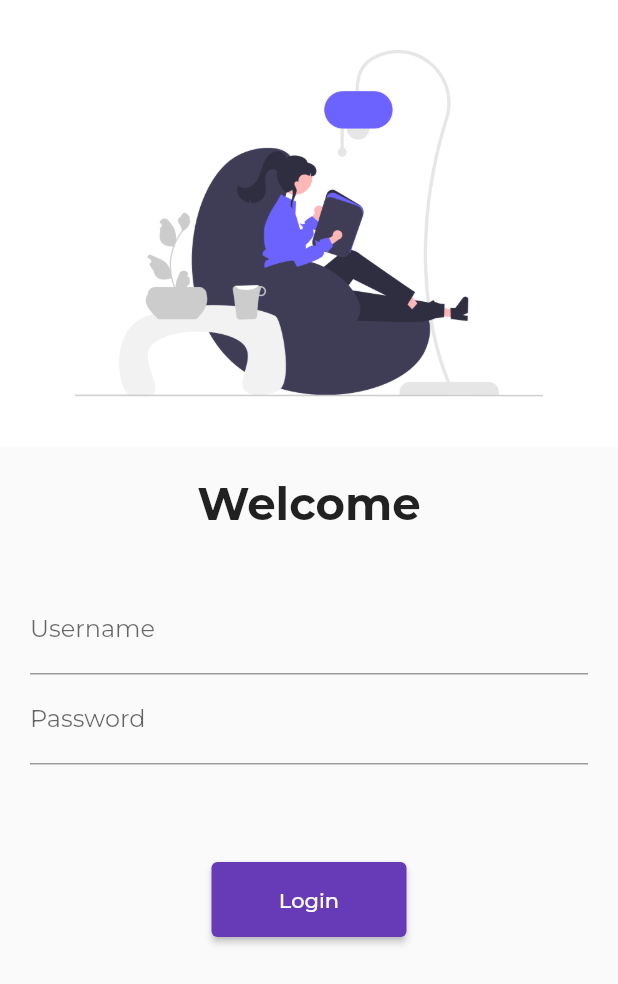
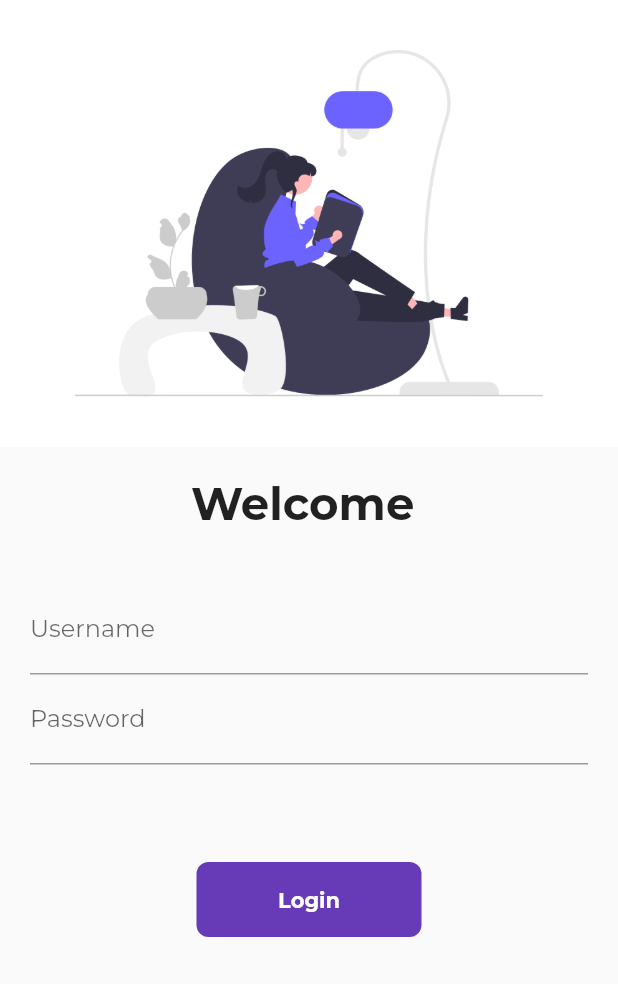
Before and after one commit to Siddharth747/Catalog_app, a Flutter app: the screen it shows after launch, on a phone screen of 412 x 824 dp. Shown: the top 984 px of the screen. Run offline on Flutter 3.47's test engine with Material 2 defaults, Android fonts, the phone set to English and light mode, and no system bars; our stand-ins replace google_fonts.

Commit message:
day 6 completed

```diff
--- a/lib/main.dart
+++ b/lib/main.dart
@@ -1,6 +1,6 @@
 import 'package:flutter/material.dart';
 import 'package:flutter_ecommerce_app/pages/Homepage.dart';
-import 'package:flutter_ecommerce_app/pages/Loginpage.dart';
+import 'package:flutter_ecommerce_app/pages/login_page.dart';
 import 'package:flutter_ecommerce_app/utils/routes.dart';
 import 'package:google_fonts/google_fonts.dart';
 
--- a/lib/pages/Loginpage.dart
+++ /dev/null
@@ -1,61 +0,0 @@
-import 'package:flutter/material.dart';
-import 'dart:developer' as devtools show log;
-
-import 'package:flutter_ecommerce_app/utils/routes.dart';
-
-class Loginpage extends StatelessWidget {
-  const Loginpage({Key? key}) : super(key: key);
-
-  @override
-  Widget build(BuildContext context) {
-    return Material(
-      child: SingleChildScrollView(
-        child: Column(children: [
-          Image.asset(
-            "assets/images/read_image.png",
-            fit: BoxFit.cover,
-          ),
-          const SizedBox(
-            height: 20,
-          ),
-          const Text(
-            "Welcome",
-            style: TextStyle(
-              fontWeight: FontWeight.bold,
-              fontSize: 30,
-            ),
-          ),
-          const SizedBox(
-            height: 20,
-          ),
-          Padding(
-            padding: const EdgeInsets.symmetric(vertical: 15, horizontal: 20),
-            child: Column(
-              children: [
-                TextFormField(
-                  decoration: const InputDecoration(
-                      hintText: "Enter Username", labelText: "Username"),
-                ),
-                TextFormField(
-                  obscureText: true,
-                  decoration: const InputDecoration(
-                      hintText: "Enter Password", labelText: "Password"),
-                ),
-              ],
-            ),
-          ),
-          const SizedBox(
-            height: 50,
-          ),
-          ElevatedButton(
-              onPressed: () {
-                devtools.log("Login");
-                Navigator.pushNamed(context, Myroutes.homeroute);
-              },
-              style: TextButton.styleFrom(minimumSize: const Size(130, 50)),
-              child: const Text("Login")),
-        ]),
-      ),
-    );
-  }
-}
--- /dev/null
+++ b/lib/pages/login_page.dart
@@ -0,0 +1,99 @@
+import 'package:flutter/material.dart';
+
+import 'package:flutter_ecommerce_app/utils/routes.dart';
+
+class Loginpage extends StatefulWidget {
+  const Loginpage({Key? key}) : super(key: key);
+
+  @override
+  State<Loginpage> createState() => _LoginpageState();
+}
+
+class _LoginpageState extends State<Loginpage> {
+  String name = "";
+  bool changebutton = false;
+  @override
+  Widget build(BuildContext context) {
+    return Material(
+      child: SingleChildScrollView(
+        child: Column(children: [
+          Image.asset(
+            "assets/images/read_image.png",
+            fit: BoxFit.cover,
+          ),
+          const SizedBox(
+            height: 20,
+          ),
+          Text(
+            "Welcome $name",
+            style: const TextStyle(
+              fontWeight: FontWeight.bold,
+              fontSize: 30,
+            ),
+          ),
+          const SizedBox(
+            height: 20,
+          ),
+          Padding(
+            padding: const EdgeInsets.symmetric(vertical: 15, horizontal: 20),
+            child: Column(
+              children: [
+                TextFormField(
+                  decoration: const InputDecoration(
+                      hintText: "Enter Username", labelText: "Username"),
+                  onChanged: (value) {
+                    name = value;
+                    setState(() {});
+                  },
+                ),
+                TextFormField(
+                  obscureText: true,
+                  decoration: const InputDecoration(
+                      hintText: "Enter Password", labelText: "Password"),
+                ),
+              ],
+            ),
+          ),
+          const SizedBox(
+            height: 50,
+          ),
+          InkWell(
+            onTap: () async {
+              setState(() {
+                changebutton = true;
+              });
+              await Future.delayed(const Duration(seconds: 1));
+              Navigator.pushNamed(context, Myroutes.homeroute);
+            },
+            child: AnimatedContainer(
+              width: changebutton ? 50 : 150,
+              height: 50,
+              duration: const Duration(seconds: 1),
+              alignment: Alignment.center,
+              child: changebutton
+                  ? const Icon(
+                      Icons.done,
+                      color: Colors.white,
+                    )
+                  : const Text(
+                      "Login",
+                      style: TextStyle(
+                          color: Colors.white, fontWeight: FontWeight.bold),
+                    ),
+              decoration: BoxDecoration(
+                  color: Colors.deepPurple,
+                  borderRadius: BorderRadius.circular(changebutton ? 70 : 8)),
+            ),
+          )
+          // ElevatedButton(
+          //     onPressed: () {
+          //       devtools.log("Login");
+          //       Navigator.pushNamed(context, Myroutes.homeroute);
+          //     },
+          //     style: TextButton.styleFrom(minimumSize: const Size(130, 50)),
+          //     child: const Text("Login")),
+        ]),
+      ),
+    );
+  }
+}
```
